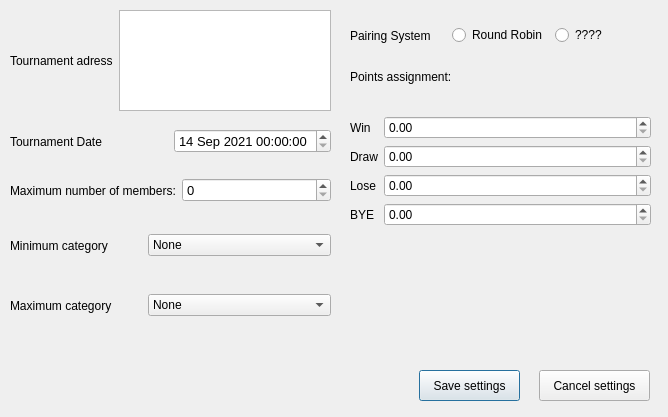
skni-kod/TournamentAppDesktop, file editinfoaboutdialog.ui: the form before one commit.
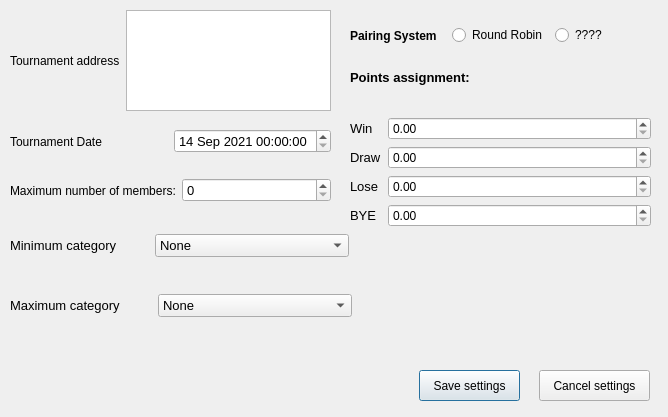
The form after the commit. Icons and pictures are not drawn.

```diff
--- a/editinfoaboutdialog.ui
+++ b/editinfoaboutdialog.ui
@@ -25,13 +25,18 @@
    <layout class="QHBoxLayout" name="horizontalLayout">
     <item>
      <widget class="QLabel" name="label">
+      <property name="font">
+       <font>
+        <pointsize>9</pointsize>
+       </font>
+      </property>
       <property name="text">
-       <string>Tournament adress</string>
+       <string>Tournament address</string>
       </property>
      </widget>
     </item>
     <item>
-     <widget class="QPlainTextEdit" name="plainTextEdit"/>
+     <widget class="QPlainTextEdit" name="addressTextEdit"/>
     </item>
    </layout>
   </widget>
@@ -47,6 +52,11 @@
    <layout class="QHBoxLayout" name="horizontalLayout_3">
     <item>
      <widget class="QLabel" name="label_2">
+      <property name="font">
+       <font>
+        <pointsize>9</pointsize>
+       </font>
+      </property>
       <property name="text">
        <string>Tournament Date</string>
       </property>
@@ -95,13 +105,18 @@
    <layout class="QHBoxLayout" name="horizontalLayout_2">
     <item>
      <widget class="QLabel" name="label_3">
+      <property name="font">
+       <font>
+        <pointsize>9</pointsize>
+       </font>
+      </property>
       <property name="text">
        <string>Maximum number of members:</string>
       </property>
      </widget>
     </item>
     <item>
-     <widget class="QSpinBox" name="spinBox">
+     <widget class="QSpinBox" name="membersSpinBox">
       <property name="sizePolicy">
        <sizepolicy hsizetype="Minimum" vsizetype="Fixed">
         <horstretch>0</horstretch>
@@ -113,6 +128,12 @@
         <pointsize>10</pointsize>
        </font>
       </property>
+      <property name="maximum">
+       <number>6000</number>
+      </property>
+      <property name="displayIntegerBase">
+       <number>10</number>
+      </property>
      </widget>
     </item>
    </layout>
@@ -122,25 +143,39 @@
     <rect>
      <x>10</x>
      <y>220</y>
-     <width>321</width>
+     <width>339</width>
      <height>51</height>
     </rect>
    </property>
    <layout class="QHBoxLayout" name="horizontalLayout_4">
     <item>
      <widget class="QLabel" name="label_4">
+      <property name="font">
+       <font>
+        <pointsize>10</pointsize>
+       </font>
+      </property>
       <property name="text">
        <string>Minimum category</string>
       </property>
      </widget>
     </item>
     <item>
-     <widget class="QComboBox" name="comboBox">
+     <widget class="QComboBox" name="minCategoryComboBox">
       <property name="font">
        <font>
-        <pointsize>9</pointsize>
+        <pointsize>10</pointsize>
+        <weight>50</weight>
+        <italic>false</italic>
+        <bold>false</bold>
        </font>
       </property>
+      <property name="iconSize">
+       <size>
+        <width>30</width>
+        <height>30</height>
+       </size>
+      </property>
       <item>
        <property name="text">
         <string>None</string>
@@ -252,25 +287,38 @@
     <rect>
      <x>10</x>
      <y>280</y>
-     <width>321</width>
+     <width>342</width>
      <height>51</height>
     </rect>
    </property>
    <layout class="QHBoxLayout" name="horizontalLayout_5">
     <item>
      <widget class="QLabel" name="label_5">
+      <property name="font">
+       <font>
+        <pointsize>10</pointsize>
+       </font>
+      </property>
       <property name="text">
        <string>Maximum category</string>
       </property>
      </widget>
     </item>
     <item>
-     <widget class="QComboBox" name="comboBox_3">
+     <widget class="QComboBox" name="maxCategoryComboBox">
       <property name="font">
        <font>
-        <pointsize>9</pointsize>
+        <pointsize>10</pointsize>
+        <weight>50</weight>
+        <bold>false</bold>
        </font>
       </property>
+      <property name="iconSize">
+       <size>
+        <width>30</width>
+        <height>30</height>
+       </size>
+      </property>
       <item>
        <property name="text">
         <string>None</string>
@@ -389,13 +437,25 @@
    <layout class="QHBoxLayout" name="horizontalLayout_6">
     <item>
      <widget class="QLabel" name="label_6">
+      <property name="font">
+       <font>
+        <pointsize>9</pointsize>
+        <weight>75</weight>
+        <bold>true</bold>
+       </font>
+      </property>
       <property name="text">
        <string>Pairing System</string>
       </property>
      </widget>
     </item>
     <item>
-     <widget class="QRadioButton" name="radioButton">
+     <widget class="QRadioButton" name="roundRobinRadioButton">
+      <property name="font">
+       <font>
+        <pointsize>9</pointsize>
+       </font>
+      </property>
       <property name="text">
        <string>Round Robin</string>
       </property>
@@ -403,6 +463,11 @@
     </item>
     <item>
      <widget class="QRadioButton" name="radioButton_2">
+      <property name="font">
+       <font>
+        <pointsize>9</pointsize>
+       </font>
+      </property>
       <property name="text">
        <string>????</string>
       </property>
@@ -416,73 +481,107 @@
      <x>350</x>
      <y>70</y>
      <width>301</width>
-     <height>171</height>
+     <height>183</height>
     </rect>
    </property>
    <layout class="QFormLayout" name="formLayout">
     <item row="0" column="0" colspan="2">
      <widget class="QLabel" name="label_7">
+      <property name="font">
+       <font>
+        <pointsize>10</pointsize>
+        <weight>75</weight>
+        <bold>true</bold>
+       </font>
+      </property>
       <property name="text">
        <string>Points assignment:</string>
       </property>
      </widget>
     </item>
+    <item row="1" column="0" colspan="2">
+     <spacer name="horizontalSpacer">
+      <property name="orientation">
+       <enum>Qt::Horizontal</enum>
+      </property>
+      <property name="sizeHint" stdset="0">
+       <size>
+        <width>40</width>
+        <height>20</height>
+       </size>
+      </property>
+     </spacer>
+    </item>
     <item row="2" column="0">
      <widget class="QLabel" name="label_8">
+      <property name="font">
+       <font>
+        <pointsize>10</pointsize>
+       </font>
+      </property>
       <property name="text">
        <string>Win</string>
       </property>
      </widget>
     </item>
     <item row="2" column="1">
-     <widget class="QDoubleSpinBox" name="doubleSpinBox_4"/>
+     <widget class="QDoubleSpinBox" name="winPointsAssignmentSpinBox"/>
     </item>
     <item row="3" column="0">
      <widget class="QLabel" name="label_9">
+      <property name="font">
+       <font>
+        <pointsize>10</pointsize>
+       </font>
+      </property>
       <property name="text">
        <string>Draw</string>
       </property>
      </widget>
     </item>
     <item row="3" column="1">
-     <widget class="QDoubleSpinBox" name="doubleSpinBox_3"/>
+     <widget class="QDoubleSpinBox" name="drawPointsAssignmentSpinBox"/>
     </item>
     <item row="4" column="0">
      <widget class="QLabel" name="label_10">
+      <property name="font">
+       <font>
+        <pointsize>10</pointsize>
+       </font>
+      </property>
       <property name="text">
        <string>Lose</string>
       </property>
      </widget>
     </item>
     <item row="4" column="1">
-     <widget class="QDoubleSpinBox" name="doubleSpinBox_2"/>
+     <widget class="QDoubleSpinBox" name="losePointsAssignmentSpinBox"/>
     </item>
     <item row="5" column="0">
      <widget class="QLabel" name="label_11">
+      <property name="font">
+       <font>
+        <pointsize>10</pointsize>
+       </font>
+      </property>
       <property name="text">
        <string>BYE</string>
       </property>
      </widget>
     </item>
     <item row="5" column="1">
-     <widget class="QDoubleSpinBox" name="doubleSpinBox"/>
-    </item>
-    <item row="1" column="0" colspan="2">
-     <spacer name="horizontalSpacer">
-      <property name="orientation">
-       <enum>Qt::Horizontal</enum>
+     <widget class="QDoubleSpinBox" name="byePointsAssignmentSpinBox">
+      <property name="sizePolicy">
+       <sizepolicy hsizetype="Minimum" vsizetype="Fixed">
+        <horstretch>0</horstretch>
+        <verstretch>0</verstretch>
+       </sizepolicy>
       </property>
-      <property name="sizeHint" stdset="0">
-       <size>
-        <width>40</width>
-        <height>20</height>
-       </size>
-      </property>
-     </spacer>
+     </widget>
     </item>
    </layout>
   </widget>
-  <widget class="QPushButton" name="pushButton">
+  <widget class="QPushButton" name="saveSettingsButton">
    <property name="geometry">
     <rect>
      <x>419</x>
@@ -495,7 +594,7 @@
     <string>Save settings</string>
    </property>
   </widget>
-  <widget class="QPushButton" name="pushButton_2">
+  <widget class="QPushButton" name="cancelSettingsButton">
    <property name="geometry">
     <rect>
      <x>539</x>
```
